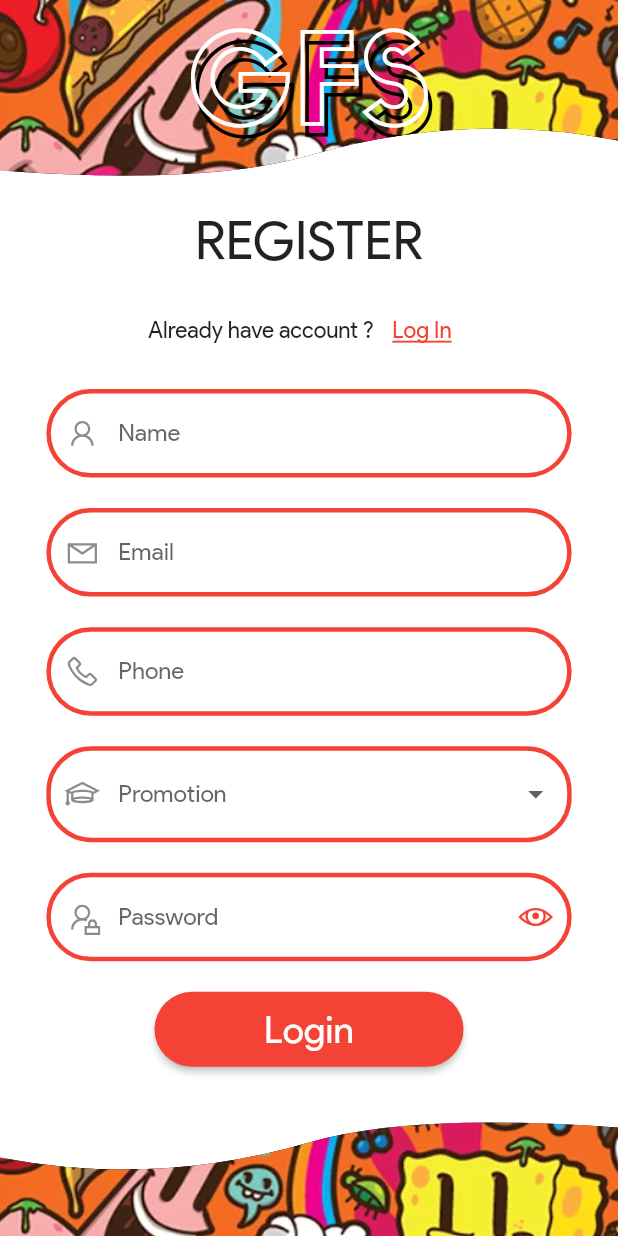
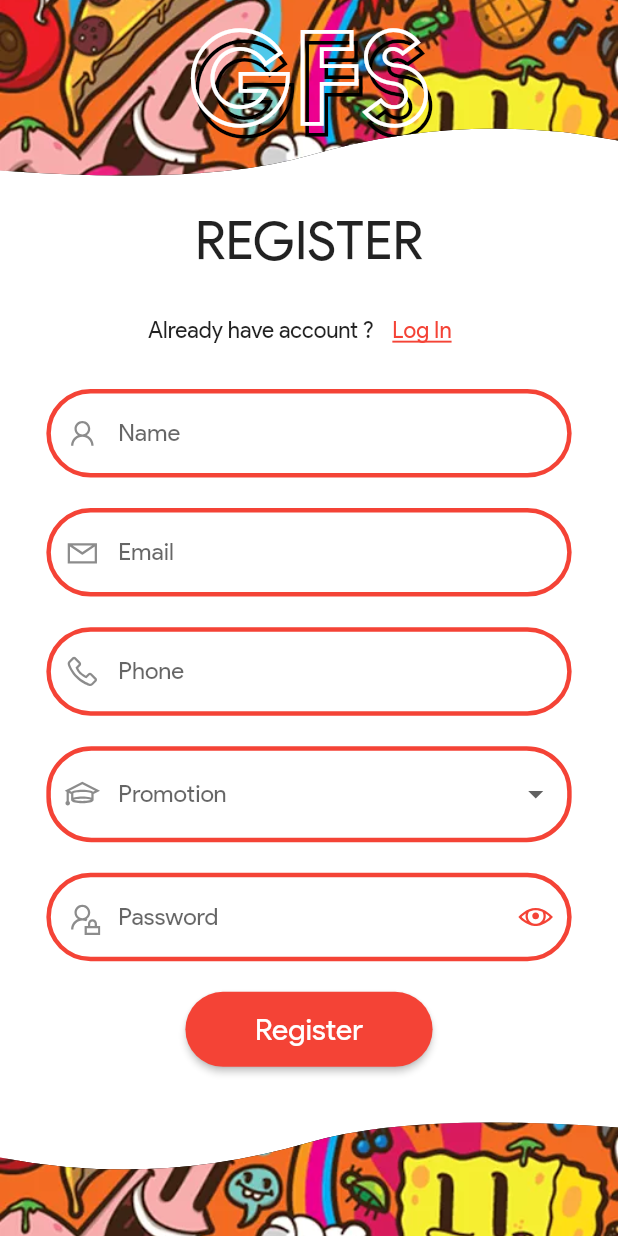
Before and after one commit to iTeam-S/GFS, a Flutter app: the RegisterPage screen opened directly, on a phone screen of 412 x 824 dp. Run offline on Flutter 3.47's test engine with Material 2 defaults, Android fonts, the phone set to English and light mode, and no system bars; our stand-ins replace flutter_custom_clippers, get, line_icons.

Commit message:
[ADD] Route to register

```diff
--- a/lib/main.dart
+++ b/lib/main.dart
@@ -5,6 +5,7 @@ import 'package:gfs/views/home.dart';
 import 'package:gfs/views/jirama.dart';
 import 'package:gfs/views/login.dart';
 import 'package:gfs/views/membres.dart';
+import 'package:gfs/views/register.dart';
 
 void main() {
   runApp(MyApp());
@@ -24,6 +25,7 @@ class MyApp extends StatelessWidget {
         '/agenda': (context) => CalendarPage(),
         '/membre': (context) => MembreList(),
         '/login': (context) => LoginPage(),
+        '/register': (context) => RegisterPage(),
       },
     );
   }
--- a/lib/views/home.dart
+++ b/lib/views/home.dart
@@ -10,7 +10,11 @@ class Screen extends StatelessWidget {
   Widget build(BuildContext context) {
     return Scaffold(
         drawer: drawer,
-        appBar: AppBar(),
+        appBar: AppBar(
+          title: Text('GFS'),
+          centerTitle: true,
+          backgroundColor: Colors.red,
+        ),
         body: SingleChildScrollView(child: Column(children: <Widget>[])));
   }
 }
--- a/lib/views/register.dart
+++ b/lib/views/register.dart
@@ -221,16 +221,16 @@ class _RegisterPageState extends State<RegisterPage> {
                 height: 10,
               ),
               SizedBox(
-                width: Get.width * .5,
+                width: Get.width * .4,
                 height: 50,
                 child: MaterialButton(
                   onPressed: () {
-                    Get.toNamed('/');
+                    Get.toNamed('/login');
                   },
                   color: Colors.red,
                   child: Text(
-                    'Login',
-                    style: TextStyle(color: Colors.white, fontSize: 25),
+                    'Register',
+                    style: TextStyle(color: Colors.white, fontSize: 20),
                   ),
                   shape: RoundedRectangleBorder(
                       borderRadius: BorderRadius.circular(50)),
```
Also changed, not shown: lib/views/login.dart (+30 -1 lines), pubspec.lock.
